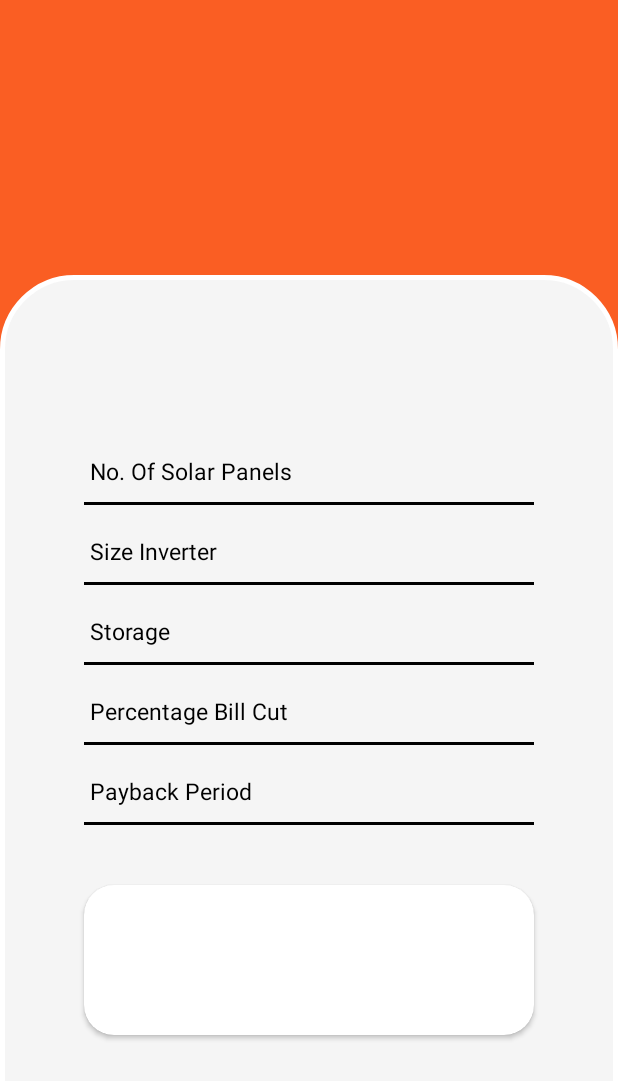
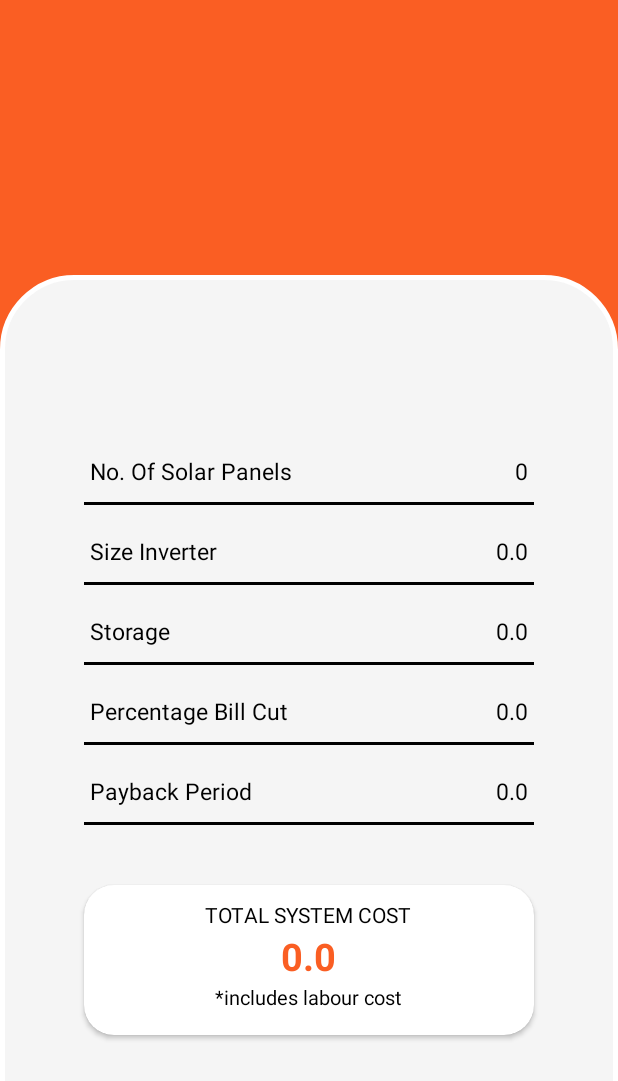
Before and after one commit to ro-neil/solcalc, an Android app: the EstimateActivity screen opened directly, with no data from a screen before it, on a phone screen of 412 x 824 dp. Shown: the top 1081 px of the screen. Run offline under Robolectric (Android 15) with nearby library versions, the phone set to English and light mode, and no system bars; our stand-ins replace Room's generated code; 2 statements that could not run were skipped.

Commit message:
Fixed EstimateActivity Screen

```diff
--- a/app/src/main/java/com/example/solcalc/EstimateActivity.kt
+++ b/app/src/main/java/com/example/solcalc/EstimateActivity.kt
@@ -29,13 +29,14 @@ class EstimateActivity : AppCompatActivity() {
         // Get extras
         val clientsName: String = intent.getStringExtra(CalculatorActivity.CLIENT_NAME).toString()
         val clientsAddress: String = intent.getStringExtra(CalculatorActivity.CLIENT_ADDRESS).toString()
-        val solarPanels: String = intent.getStringExtra(CalculatorActivity.PANELS).toString()
-        val inverterSize: String = intent.getStringExtra(CalculatorActivity.INVERTER_SIZE).toString()
-        val storageSize: String = intent.getStringExtra(CalculatorActivity.PAYBACK_PERIOD).toString()
-        val billCut: String = intent.getStringExtra(CalculatorActivity.CLIENT_BILL_CUT).toString()
-        val paybackPeriod: String = intent.getStringExtra(CalculatorActivity.PAYBACK_PERIOD).toString()
+        val solarPanels: String = intent.getIntExtra(CalculatorActivity.PANELS,0).toString()
+        val inverterSize: String = intent.getDoubleExtra(CalculatorActivity.INVERTER_SIZE,0.0).toString()
+        val storageSize: String = intent.getDoubleExtra(CalculatorActivity.STORAGE_SIZE,0.0).toString()
+        val billCut: String = intent.getDoubleExtra(CalculatorActivity.CLIENT_BILL_CUT,0.0).toString()
+        val paybackPeriod: String = intent.getDoubleExtra(CalculatorActivity.PAYBACK_PERIOD,0.0).toString()
+        val totalCost: String = intent.getDoubleExtra(CalculatorActivity.TOTAL_COST,0.0).toString()
 
-        Log.d("test", solarPanels)
+        Log.d("EstimateActivity - Solar Panels", solarPanels)
 
         // Set TextView References
         val clientName: TextView = findViewById<TextView?>(R.id.ClientName)
@@ -45,6 +46,7 @@ class EstimateActivity : AppCompatActivity() {
         val storage: TextView = findViewById<TextView?>(R.id.storage)
         val billCutBy: TextView = findViewById<TextView?>(R.id.bill_cut)
         val paybackPeriodIs: TextView = findViewById<TextView?>(R.id.payback_period)
+        val totalInstallationCost: TextView = findViewById<TextView?>(R.id.total_sys_cost)
 
         // Update TextView References
         clientName.text = clientsName
@@ -54,5 +56,6 @@ class EstimateActivity : AppCompatActivity() {
         storage.text = storageSize
         billCutBy.text = billCut
         paybackPeriodIs.text = paybackPeriod
+        totalInstallationCost.text = totalCost
     }
 }
--- a/app/src/main/res/layout/activity_estimate.xml
+++ b/app/src/main/res/layout/activity_estimate.xml
@@ -41,7 +41,7 @@
                 android:layout_height="wrap_content"
                 android:layout_gravity="center"
                 android:layout_marginTop="20dp"
-                android:text=""
+                android:text="@string/total_system_cost"
                 android:textColor="@color/black"
                 android:textSize="20sp"
                 android:textStyle="bold" />
@@ -66,7 +66,7 @@
 
 
             <RelativeLayout
-                android:layout_width="327dp"
+                android:layout_width="match_parent"
                 android:layout_height="wrap_content"
                 android:layout_marginLeft="40dp"
                 android:layout_marginTop="30dp"
@@ -275,13 +275,14 @@
                 app:cardCornerRadius="20dp">
 
                 <TextView
+                    android:id="@+id/str_total_sys_cost"
                     android:layout_width="wrap_content"
                     android:layout_height="wrap_content"
                     android:layout_gravity="center_horizontal"
                     android:layout_marginTop="10dp"
                     android:textColor="@color/black"
                     android:textSize="14sp"
-                    tools:text="TOTAL SYSTEM COST" />
+                    android:text="@string/total_system_cost" />
 
                 <TextView
                     android:id="@+id/total_sys_cost"
@@ -292,16 +293,17 @@
                     android:textColor="@color/orange"
                     android:textSize="25sp"
                     android:textStyle="bold"
-                    tools:text="" />
+                    android:text="$$$" />
 
                 <TextView
+                    android:id="@+id/str_include_labour"
                     android:layout_width="wrap_content"
                     android:layout_height="wrap_content"
                     android:layout_gravity="center_horizontal"
                     android:layout_marginTop="65dp"
                     android:textColor="@color/black"
                     android:textSize="13sp"
-                    tools:text="*includes labour cost" />
+                    android:text="@string/includes_labour" />
 
             </androidx.cardview.widget.CardView>
 
--- a/app/src/main/res/values/strings.xml
+++ b/app/src/main/res/values/strings.xml
@@ -12,4 +12,6 @@
     </string-array>
     <string name="calc">Calculator</string>
     <string name="c_bill">Highest Recorded/Avg. Light Bill</string>
+    <string name="total_system_cost">TOTAL SYSTEM COST</string>
+    <string name="includes_labour">*includes labour cost</string>
 </resources>
```
Also changed, not shown: app/src/main/java/com/example/solcalc/CalculatorActivity.kt (+14 -3 lines).
